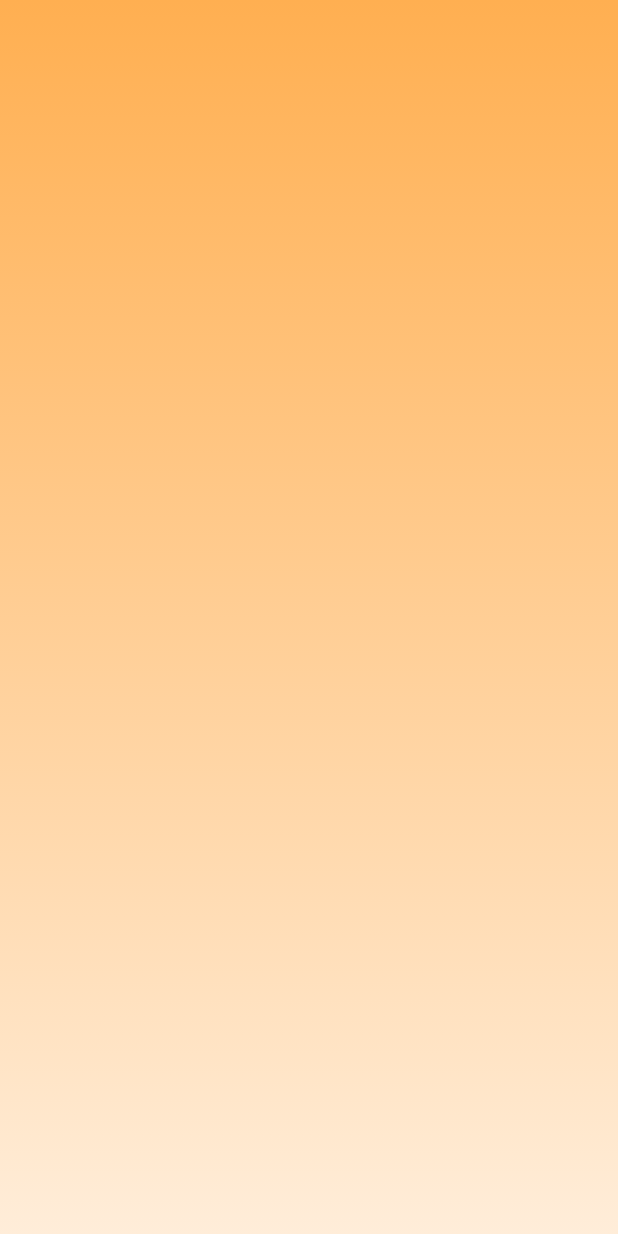
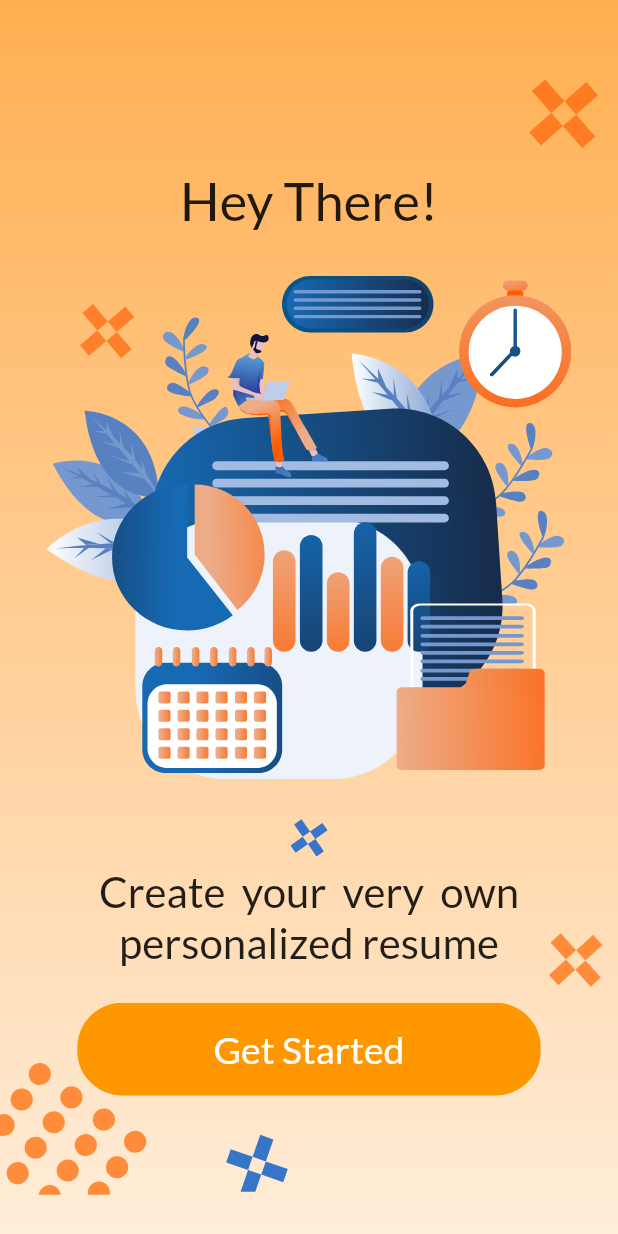
Before and after one commit to ShashankDeepak/Duckme, a Flutter app: the screen it shows after launch, on a phone screen of 412 x 824 dp. Run offline on Flutter 3.47's test engine with Material 2 defaults, Android fonts, the phone set to English and light mode, and no system bars; our stand-ins replace firebase_core, flutter_svg, google_fonts, hexcolor; accounts and stored records are empty.

Commit message:
Title page done

```diff
--- a/lib/titlePage.dart
+++ b/lib/titlePage.dart
@@ -1,16 +1,30 @@
 // ignore_for_file: prefer_const_constructors, prefer_const_literals_to_create_immutables
 
 import 'package:flutter/material.dart';
+import 'package:flutter_svg/flutter_svg.dart';
+import 'package:google_fonts/google_fonts.dart';
+import 'package:hexcolor/hexcolor.dart';
 
 class titlePage extends StatelessWidget {
   const titlePage({super.key});
 
   @override
   Widget build(BuildContext context) {
+    double heightOfDevice = MediaQuery.of(context).size.height;
+    double widthOfDevice = MediaQuery.of(context).size.width;
+
+    double h(double height) {
+      return heightOfDevice * height;
+    }
+
+    double w(double width) {
+      return widthOfDevice * width;
+    }
+
     return Scaffold(
       body: Container(
-        color: Colors.white,
-        child: Container(
+        width: w(1),
+        height: h(1),
         decoration: BoxDecoration(
           gradient: LinearGradient(
             begin: Alignment.topCenter,
@@ -18,6 +32,83 @@ class titlePage extends StatelessWidget {
             colors: [Color(0xffffaf51), Color(0xffffedd9)],
           ),
         ),
+        child: Column(
+          children: [
+            Container(
+              alignment: Alignment.centerRight,
+              padding: EdgeInsets.only(top: 40),
+              child: SvgPicture.asset("assets/Group 28.svg"),
+            ),
+            Text(
+              "Hey There!",
+              style: GoogleFonts.lato(fontSize: 35),
+            ),
+            Padding(
+              padding: const EdgeInsets.only(top: 30.0, bottom: 20),
+              child: SvgPicture.asset("assets/good group.svg", width: w(0.85)),
+            ),
+            SvgPicture.asset("assets/Group 27.svg"),
+            Center(
+              child: Text("Create  your  very  own",
+                  style: GoogleFonts.lato(fontSize: 28)),
+            ),
+            Stack(
+              children: [
+                Center(
+                  child: Text("personalized resume",
+                      style: GoogleFonts.lato(fontSize: 28)),
+                ),
+                Align(
+                    alignment: Alignment.centerRight,
+                    child: SvgPicture.asset("assets/Group 30.svg")),
+              ],
+            ),
+            Stack(
+              children: [
+                Center(
+                  child: ClipRRect(
+                    borderRadius: BorderRadius.circular(30),
+                    child: SizedBox(
+                      width: w(0.75),
+                      height: h(0.075),
+                      child: ElevatedButton(
+                        style: ElevatedButton.styleFrom(primary: Colors.orange),
+                        onPressed: () {},
+                        child: Align(
+                          alignment: Alignment.center,
+                          child: Text(
+                            "Get Started",
+                            style: GoogleFonts.lato(
+                              fontSize: 25,
+                            ),
+                          ),
+                        ),
+                      ),
+                    ),
+                  ),
+                ),
+                Row(
+                  children: [
+                    Padding(
+                      padding: const EdgeInsets.only(top: 33.0),
+                      child: Align(
+                        alignment: Alignment.centerLeft,
+                        child: SvgPicture.asset(
+                          "assets/Group 24.svg",
+                        ),
+                      ),
+                    ),
+                    Padding(
+                      padding: EdgeInsets.only(top: 80.0, left: 40),
+                      child: SvgPicture.asset(
+                        "assets/Group 26.svg",
+                      ),
+                    ),
+                  ],
+                ),
+              ],
+            ),
+          ],
         ),
       ),
     );
--- a/pubspec.yaml
+++ b/pubspec.yaml
@@ -35,6 +35,9 @@ dependencies:
   cupertino_icons: ^1.0.2
   firebase_core: ^1.16.0
   flutter_svg: ^1.1.0
+  google_fonts: ^3.0.1
+  url_launcher: ^6.1.3
+  hexcolor: ^2.0.7
 
 dev_dependencies:
   flutter_test:
```
Also changed, not shown: assets/Title page graphic.svg (deleted), assets/good group.svg (added), pubspec.lock, 5 other files. Lines whose indentation alone changed are shown as unchanged.
